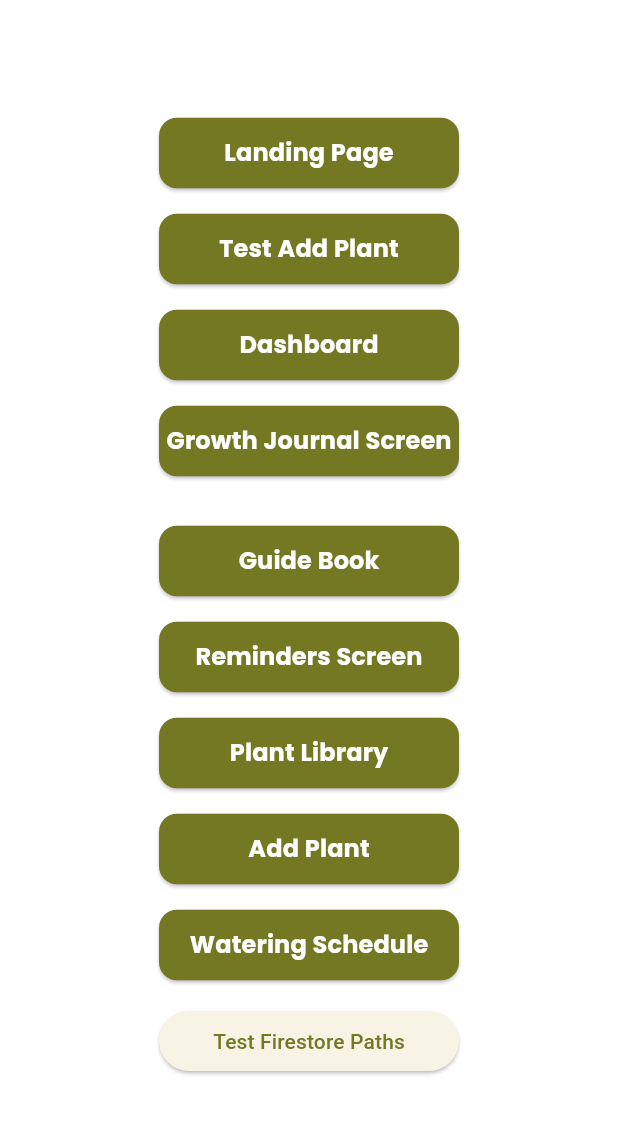
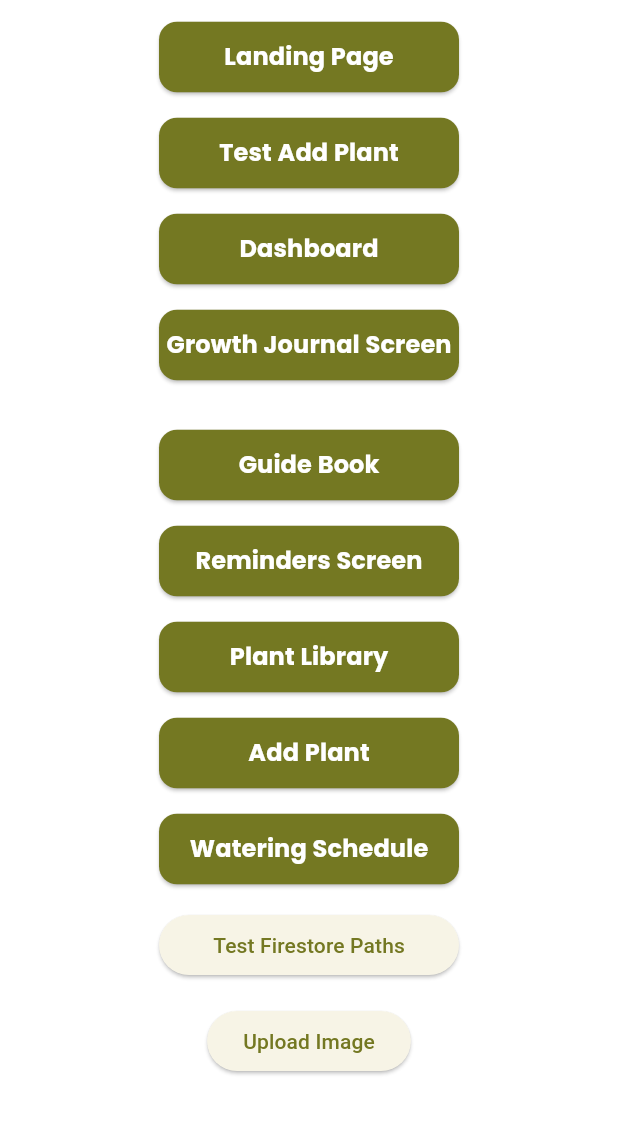
Before and after one commit to breamier/sproutly, a Flutter app: the screen it shows once a user with an empty profile is signed in, after a tap on "Dev Tools", on a phone screen of 412 x 824 dp, the part 63-1198 px from its top. Run offline on Flutter 3.47's test engine with Material 3 defaults, Android fonts, the phone set to English and light mode, and no system bars; our stand-ins replace cloud_firestore, firebase_auth, firebase_core, flutter_local_notifications, flutter_timezone, image_picker and 2 more; accounts and stored records are empty.

Commit message:
[pategara] upload image and store in cloudinary

```diff
--- /dev/null
+++ b/lib/cloudinary/image_upload_helper.dart
@@ -0,0 +1,38 @@
+import 'package:flutter/material.dart';
+import 'package:image_picker/image_picker.dart';
+import 'dart:io';
+import '../cloudinary/pick_image.dart';
+import '../cloudinary/upload_image.dart';
+import '../services/database_service.dart';
+
+class ImageUploadWidget extends StatelessWidget {
+  const ImageUploadWidget({Key? key}) : super(key: key);
+
+  Future<void> handleImageUpload() async {
+    final XFile? pickedFile = await pickImage();
+    if (pickedFile == null) return;
+
+    final File imageFile = File(pickedFile.path);
+
+    final String? imageUrl = await uploadImageToCloudinary(imageFile);
+    if (imageUrl == null) {
+      print('Failed to upload image to Cloudinary');
+      return;
+    }
+
+    await DatabaseService().saveImageUrlToFirestore(imageUrl);
+    print('Image URL saved to Firestore: $imageUrl');
+  }
+
+  @override
+  Widget build(BuildContext context) {
+    return Center(
+      child: ElevatedButton(
+        onPressed: () async {
+          await handleImageUpload();
+        },
+        child: Text('Upload Image'),
+      ),
+    );
+  }
+}
--- /dev/null
+++ b/lib/cloudinary/pick_image.dart
@@ -0,0 +1,7 @@
+import 'package:image_picker/image_picker.dart';
+
+Future<XFile?> pickImage() async {
+  final ImagePicker picker = ImagePicker();
+  final XFile? image = await picker.pickImage(source: ImageSource.gallery);
+  return image;
+}
--- /dev/null
+++ b/lib/cloudinary/upload_image.dart
@@ -0,0 +1,27 @@
+import 'dart:convert';
+import 'dart:io';
+import 'package:http/http.dart' as http;
+
+Future<String?> uploadImageToCloudinary(File imageFile) async {
+  const cloudName = 'dpxhpivoe';
+  const uploadPreset = 'sproutly'; // or use API Key/Secret for signed upload
+
+  final url = Uri.parse(
+    'https://api.cloudinary.com/v1_1/dpxhpivoe/image/upload',
+  );
+
+  final request = http.MultipartRequest('POST', url)
+    ..fields['upload_preset'] = uploadPreset
+    ..files.add(await http.MultipartFile.fromPath('file', imageFile.path));
+
+  final response = await request.send();
+
+  if (response.statusCode == 200) {
+    final responseData = await response.stream.bytesToString();
+    final jsonData = json.decode(responseData);
+    return jsonData['secure_url']; // Cloudinary image URL
+  } else {
+    print('Upload failed with status: ${response.statusCode}');
+    return null;
+  }
+}
--- a/lib/screens/dev_tools.dart
+++ b/lib/screens/dev_tools.dart
@@ -26,6 +26,9 @@ import 'package:sproutly/screens/watering_schedule.dart';
 import 'package:sproutly/screens/user_plant_library/plant_library.dart';
 import 'package:sproutly/screens/reminders_screen.dart';
 import 'package:sproutly/screens/growth_journal/growthjournal_screen.dart';
+
+//cloudinary
+import 'package:sproutly/cloudinary/image_upload_helper.dart';
 
 class DevToolsPage extends StatelessWidget {
   final String userId;
@@ -61,7 +64,8 @@ class DevToolsPage extends StatelessWidget {
         backgroundColor: Colors.white,
         elevation: 0,
       ),
-      body: Center(
+      body: SingleChildScrollView(
+        child: Center(
           child: Column(
             mainAxisAlignment: MainAxisAlignment.center,
 
@@ -145,7 +149,9 @@ class DevToolsPage extends StatelessWidget {
                   onPressed: () {
                     Navigator.push(
                       context,
-                    MaterialPageRoute(builder: (context) => DashboardScreen()),
+                      MaterialPageRoute(
+                        builder: (context) => DashboardScreen(),
+                      ),
                     );
                   },
                   style: ElevatedButton.styleFrom(
@@ -366,7 +372,10 @@ class DevToolsPage extends StatelessWidget {
                   child: Text('Test Firestore Paths'),
                 ),
               ),
+              const SizedBox(height: 16),
+              ImageUploadWidget(),
             ],
+          ),
         ),
       ),
     );
--- a/pubspec.yaml
+++ b/pubspec.yaml
@@ -43,6 +43,8 @@ dependencies:
   timezone: ^0.10.1
   flutter_timezone: ^4.1.0
   flutter_local_notifications: ^19.2.0
+  http: ^1.4.0
+  image_picker: ^1.1.2
 
 dev_dependencies:
   flutter_test:
```
Also changed, not shown: lib/services/database_service.dart (+13 -7 lines), pubspec.lock, 5 other files. Lines whose indentation alone changed are shown as unchanged.
